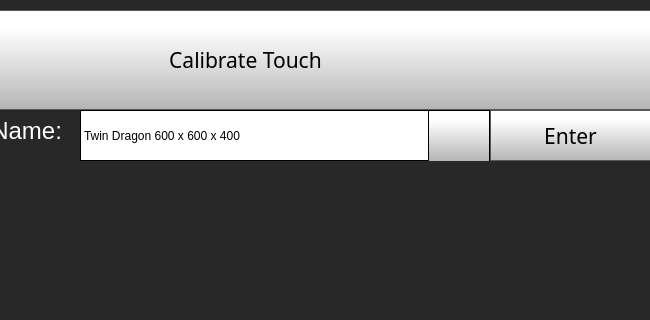
Above: octoprint_TwinDragon600x600CM4TouchUI/mainGUI.ui from FracktalWorks/TwinDragon600x600CM4TouchUI before the change; both pictures show x 150 to 800 and y 0 to 320 of the 800 by 480 pixel window. Below: the same form after it.
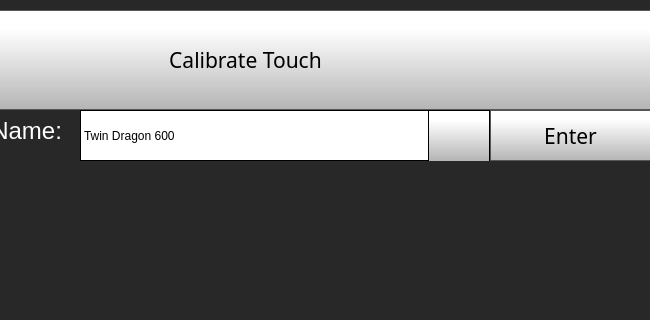
That is the form after the change. Icons and pictures are not drawn.

Commit message: Updated printer names

Diff of the .ui file:
```diff
--- a/octoprint_TwinDragon600x600CM4TouchUI/mainGUI.ui
+++ b/octoprint_TwinDragon600x600CM4TouchUI/mainGUI.ui
@@ -4156,7 +4156,7 @@
       </property>
       <item>
        <property name="text">
-        <string>Twin Dragon 600 x 600 x 400</string>
+        <string>Twin Dragon 600</string>
        </property>
       </item>
       <item>
```
Left out of the diff: 9 changed lines with no effect on the pictures. The commit also changes 1 other file.
